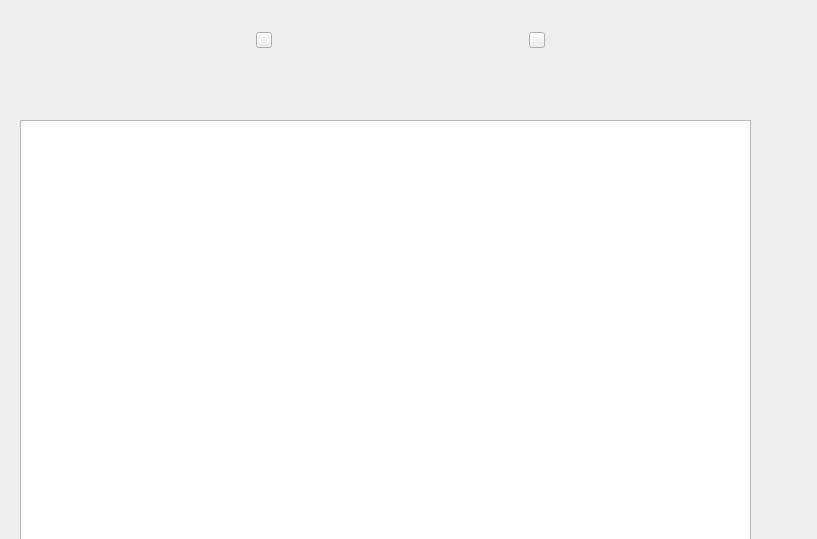
This is mainwindow.ui in jkwok678/RailwayBuilderOld as Qt 5 draws it before an edit. The edited form follows.
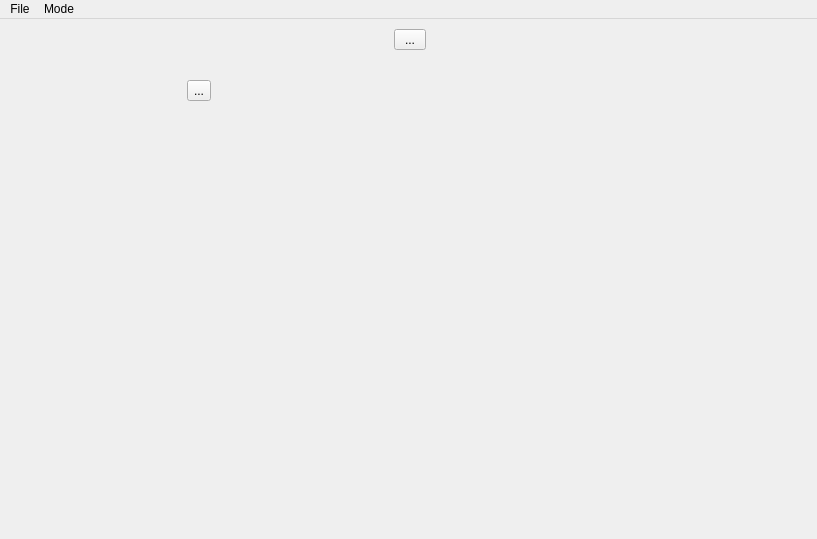
This is the edited form. Icons and pictures are not drawn.

```diff
--- a/mainwindow.ui
+++ b/mainwindow.ui
@@ -20,82 +20,96 @@
    <number>2</number>
   </property>
   <widget class="QWidget" name="centralwidget">
+   <widget class="QWidget" name="canvas" native="true">
+    <property name="geometry">
+     <rect>
+      <x>10</x>
+      <y>130</y>
+      <width>741</width>
+      <height>381</height>
+     </rect>
+    </property>
+   </widget>
    <widget class="QWidget" name="verticalLayoutWidget">
     <property name="geometry">
      <rect>
-      <x>0</x>
-      <y>0</y>
+      <x>760</x>
+      <y>130</y>
+      <width>51</width>
+      <height>381</height>
+     </rect>
+    </property>
+    <layout class="QVBoxLayout" name="rightMenuLayout"/>
+   </widget>
+   <widget class="QWidget" name="verticalLayoutWidget_2">
+    <property name="geometry">
+     <rect>
+      <x>10</x>
+      <y>10</y>
       <width>801</width>
-      <height>80</height>
+      <height>111</height>
      </rect>
     </property>
-    <layout class="QVBoxLayout" name="verticalLayout">
+    <layout class="QVBoxLayout" name="overallMenuLayout">
      <item>
-      <layout class="QHBoxLayout" name="horizontalLayout">
-       <property name="spacing">
-        <number>1</number>
-       </property>
-       <property name="sizeConstraint">
-        <enum>QLayout::SetMinimumSize</enum>
-       </property>
+      <layout class="QHBoxLayout" name="buildModifyMenu1">
        <item>
-        <widget class="QPushButton" name="changeAspectButton">
+        <widget class="QToolButton" name="trackMenuButton">
          <property name="maximumSize">
           <size>
-           <width>16</width>
-           <height>16</height>
+           <width>32</width>
+           <height>32</height>
           </size>
          </property>
          <property name="text">
-          <string/>
+          <string>...</string>
          </property>
          <property name="icon">
           <iconset resource="resources.qrc">
            <normaloff>:/icons/icons/buildMenuIcon.png</normaloff>:/icons/icons/buildMenuIcon.png</iconset>
          </property>
-        </widget>
-       </item>
-       <item>
-        <widget class="QPushButton" name="buildModifyButton">
-         <property name="maximumSize">
+         <property name="iconSize">
           <size>
            <width>16</width>
            <height>16</height>
           </size>
          </property>
-         <property name="toolTipDuration">
-          <number>5</number>
-         </property>
-         <property name="text">
-          <string/>
-         </property>
-         <property name="icon">
-          <iconset resource="resources.qrc">
-           <normaloff>:/icons/icons/aspect4.png</normaloff>:/icons/icons/aspect4.png</iconset>
-         </property>
         </widget>
        </item>
       </layout>
      </item>
      <item>
-      <layout class="QHBoxLayout" name="horizontalLayout_2">
-       <item>
-        <layout class="QGridLayout" name="trackMenu1"/>
-       </item>
-      </layout>
+      <widget class="QStackedWidget" name="allMenus">
+       <widget class="QWidget" name="trackMenu">
+        <widget class="QWidget" name="gridLayoutWidget">
+         <property name="geometry">
+          <rect>
+           <x>9</x>
+           <y>-1</y>
+           <width>361</width>
+           <height>71</height>
+          </rect>
+         </property>
+         <layout class="QGridLayout" name="trackMenu1">
+          <item row="0" column="0">
+           <widget class="QToolButton" name="straightHButton">
+            <property name="text">
+             <string>...</string>
+            </property>
+            <property name="icon">
+             <iconset resource="resources.qrc">
+              <normaloff>:/graphics/graphics/straightH.png</normaloff>:/graphics/graphics/straightH.png</iconset>
+            </property>
+           </widget>
+          </item>
+         </layout>
+        </widget>
+       </widget>
+       <widget class="QWidget" name="page_2"/>
+      </widget>
      </item>
     </layout>
    </widget>
-   <widget class="QGraphicsView" name="graphicsView">
-    <property name="geometry">
-     <rect>
-      <x>20</x>
-      <y>120</y>
-      <width>731</width>
-      <height>431</height>
-     </rect>
-    </property>
-   </widget>
   </widget>
   <widget class="QMenuBar" name="menubar">
    <property name="geometry">
@@ -106,6 +120,20 @@
      <height>21</height>
     </rect>
    </property>
+   <widget class="QMenu" name="menuFile">
+    <property name="title">
+     <string>File</string>
+    </property>
+    <addaction name="actionOpen_Railway"/>
+   </widget>
+   <widget class="QMenu" name="menuMode">
+    <property name="title">
+     <string>Mode</string>
+    </property>
+    <addaction name="actionBuild_Modify_Railway"/>
+   </widget>
+   <addaction name="menuFile"/>
+   <addaction name="menuMode"/>
   </widget>
  </widget>
  <resources>
```
Left out of the diff: 10 changed lines with no effect on the pictures.
